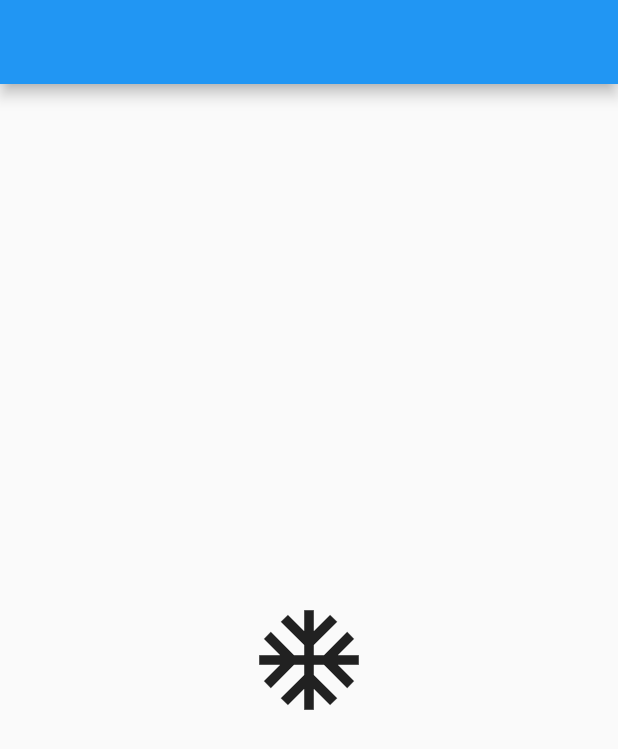
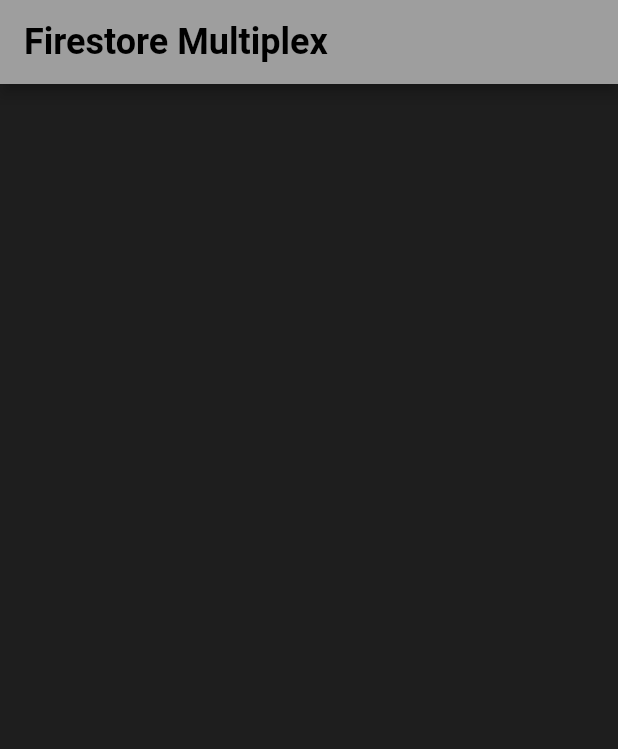
Before and after one commit to kurogoma-flutter/firebase_storage_multiplex, a Flutter app: the screen it shows after launch, on a phone screen of 412 x 824 dp. Shown: the top 749 px of the screen. Run offline on Flutter 3.47's test engine with Material 2 defaults, Android fonts, the light colour scheme and no system bars; our stand-ins replace firebase_core, firebase_storage, freezed_annotation, hooks_riverpod; accounts and stored records are empty.

Commit message:
フォルダ・ファイル一覧取得

```diff
--- a/lib/main.dart
+++ b/lib/main.dart
@@ -1,13 +1,18 @@
 import 'package:firebase_core/firebase_core.dart';
 import 'package:firebase_storage_multiplex/firebase_options.dart';
+import 'package:firebase_storage_multiplex/notifier/firebase_storage_notifier.dart';
 import 'package:flutter/material.dart';
+import 'package:hooks_riverpod/hooks_riverpod.dart';
 
 Future<void> main() async {
   WidgetsFlutterBinding.ensureInitialized();
   await Firebase.initializeApp(
     options: DefaultFirebaseOptions.currentPlatform,
   );
-  runApp(const MyApp());
+
+  runApp(
+    const ProviderScope(child: MyApp()),
+  );
 }
 
 class MyApp extends StatelessWidget {
@@ -17,28 +22,84 @@
   @override
   Widget build(BuildContext context) {
     return MaterialApp(
-      title: 'Flutter Demo',
+      title: 'Firestore Multiplex',
       theme: ThemeData(
-        primarySwatch: Colors.blue,
+        primarySwatch: Colors.grey,
       ),
-      home: const MyHomePage(),
+      home: const HomePage(),
     );
   }
 }
 
-class MyHomePage extends StatelessWidget {
-  const MyHomePage({super.key});
+class HomePage extends StatefulHookConsumerWidget {
+  const HomePage({super.key});
+
+  @override
+  ConsumerState<ConsumerStatefulWidget> createState() => _HomePageState();
+}
+
+class _HomePageState extends ConsumerState<HomePage> {
+  @override
+  void didChangeDependencies() {
+    super.didChangeDependencies();
+    // Unhandled Exception: Tried to modify a provider while the widget tree was building.
+    // 上記エラーを回避するためにWidgetsBinding.instance.addPostFrameCallbackを使用
+    WidgetsBinding.instance.addPostFrameCallback((_) {
+      Future(() async {
+        await ref.read(firebaseStorageNotifierProvider.notifier).getFolderList(
+              folderPath: 'users/',
+            );
+      });
+    });
+  }
 
   @override
   Widget build(BuildContext context) {
+    final notifier = ref.watch(firebaseStorageNotifierProvider.notifier);
+    final state = ref.watch(firebaseStorageNotifierProvider);
+
     return Scaffold(
-      appBar: AppBar(),
-      body: const Center(
-        child: Icon(
-          Icons.ac_unit,
-          size: 80,
+        backgroundColor: const Color.fromARGB(255, 30, 30, 30),
+        appBar: AppBar(
+          title: const Text(
+            'Firestore Multiplex',
+            style: TextStyle(
+              fontWeight: FontWeight.w600,
+              fontSize: 24,
+            ),
+          ),
         ),
-      ),
-    );
+        body: state.fileList.when(
+          data: (data) {
+            return ListView.builder(
+              itemCount: data.length,
+              itemBuilder: (context, index) {
+                return ListTile(
+                  title: Text(
+                    data[index].folderName,
+                    style: const TextStyle(
+                      color: Colors.white,
+                    ),
+                  ),
+                  onTap: () {
+                    notifier.getFolderList(
+                      folderPath: data[index].folderPath,
+                    );
+                  },
+                );
+              },
+            );
+          },
+          loading: () {
+            return const Center(
+              child: CircularProgressIndicator(),
+            );
+          },
+          error: (error, stack) {
+            return const Center(
+              child: Text('error'),
+            );
+          },
+        ));
   }
 }
--- a/lib/notifier/firebase_storage_notifier.dart
+++ b/lib/notifier/firebase_storage_notifier.dart
@@ -2,6 +2,13 @@
 import 'package:firebase_storage_multiplex/state/firebase_storage_state.dart';
 import 'package:flutter/foundation.dart';
 import 'package:hooks_riverpod/hooks_riverpod.dart';
+
+final firebaseStorageNotifierProvider =
+    StateNotifierProvider<FirebaseStorageNotifier, FirebaseStorageState>(
+  (ref) => FirebaseStorageNotifier(
+    firebaseStorageService: ref.read(fireStorageService),
+  ),
+);
 
 class FirebaseStorageNotifier extends StateNotifier<FirebaseStorageState> {
   FirebaseStorageNotifier({
```
Also changed, not shown: lib/data_source/firebase_storage_data_source.dart (+11 -14 lines).
